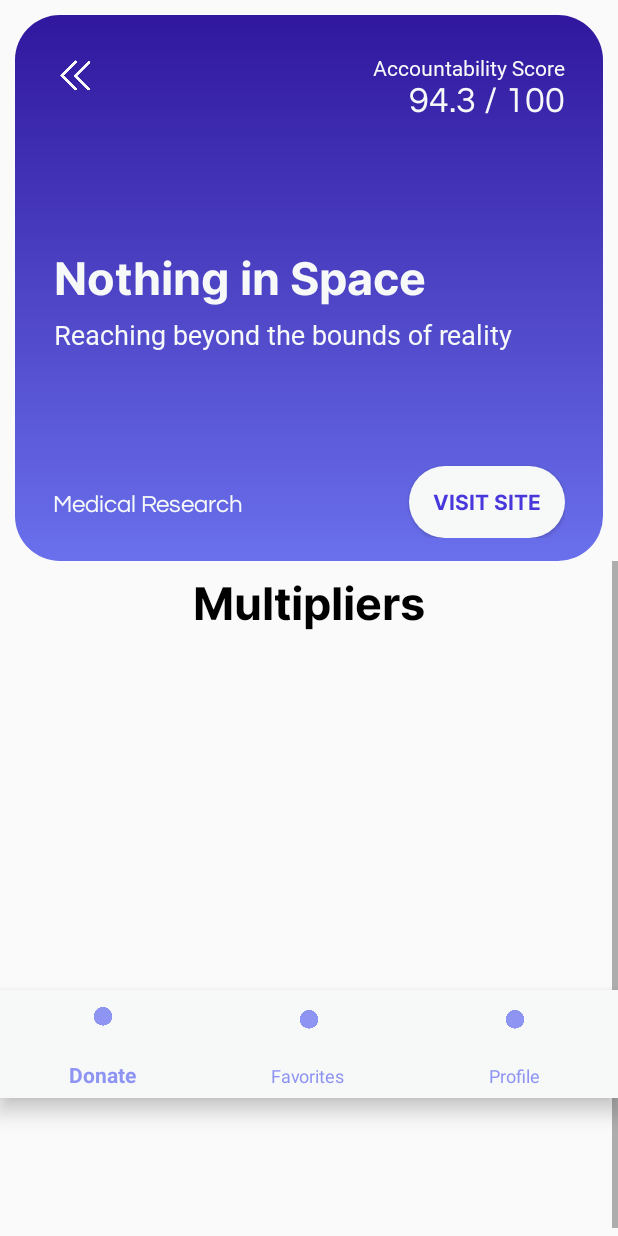
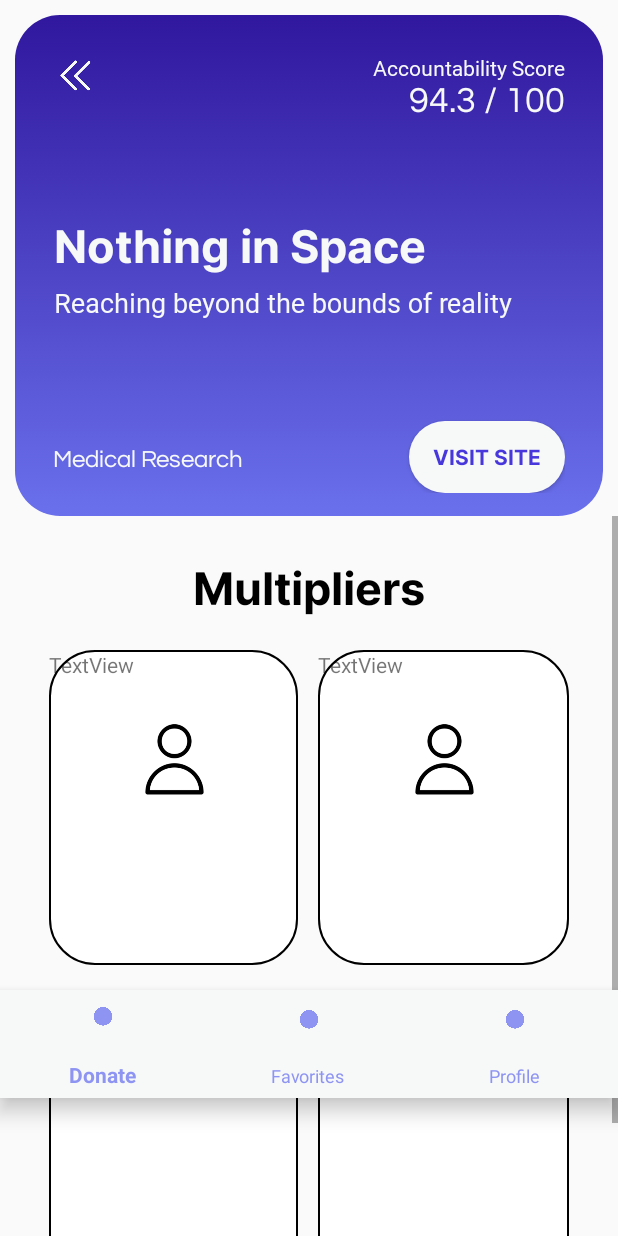
Before and after one commit to mulanz/dodoplier, an Android app: the OrganizationInfo screen opened directly, with no data from a screen before it, on a phone screen of 412 x 824 dp. Run offline under Robolectric (Android 15) with nearby library versions, the phone set to English and light mode, and no system bars.

Commit message:
profile list

```diff
--- /dev/null
+++ b/Dodoplier/app/src/main/res/drawable/circle_bg.xml
@@ -0,0 +1,14 @@
+<?xml version="1.0" encoding="utf-8"?>
+<selector xmlns:android="http://schemas.android.com/apk/res/android">
+    <shape xmlns:android="http://schemas.android.com/apk/res/android"
+        android:innerRadius="0dp"
+        android:shape="ring"
+        android:thicknessRatio="1.9"
+        android:useLevel="false" >
+        <solid android:color="@android:color/transparent" />
+
+        <stroke
+            android:width="10dp"
+            android:color="@android:color/white" />
+    </shape>
+</selector>
--- a/Dodoplier/app/src/main/res/drawable/org_info_list_bg.xml
+++ b/Dodoplier/app/src/main/res/drawable/org_info_list_bg.xml
@@ -3,8 +3,8 @@
     <item >
         <shape android:shape="rectangle"  >
             <corners android:radius="30dip" />
-            <stroke android:width="0dip" android:color="@color/black" />
-            <gradient android:angle="-45" android:startColor="#30179E" android:endColor="#6A70EC" />
+            <stroke android:width="1dip" android:color="@color/black" />
+            <gradient android:angle="-45" android:startColor="#FFFFFF" android:endColor="#FFFFFF" />
         </shape>
     </item>
 </selector>
--- a/Dodoplier/app/src/main/res/layout/activity_organization_info.xml
+++ b/Dodoplier/app/src/main/res/layout/activity_organization_info.xml
@@ -48,7 +48,7 @@
             app:layout_constraintBottom_toBottomOf="parent"
             app:layout_constraintStart_toStartOf="parent"
             app:layout_constraintTop_toTopOf="parent"
-            app:layout_constraintVertical_bias="0.458" />
+            app:layout_constraintVertical_bias="0.427" />
 
         <TextView
             android:id="@+id/orgPageCause"
@@ -125,7 +125,7 @@
     <androidx.constraintlayout.widget.ConstraintLayout
         android:id="@+id/constraintLayout4"
         android:layout_width="match_parent"
-        android:layout_height="450dp"
+        android:layout_height="480dp"
         app:layout_constraintBottom_toBottomOf="parent"
         app:layout_constraintEnd_toEndOf="parent"
         app:layout_constraintStart_toStartOf="parent">
@@ -139,32 +139,114 @@
             <LinearLayout
                 android:layout_width="match_parent"
                 android:layout_height="wrap_content"
-                android:orientation="vertical" >
+                android:orientation="vertical">
 
                 <TextView
                     android:id="@+id/textView6"
                     android:layout_width="match_parent"
-                    android:layout_height="56dp"
+                    android:layout_height="69dp"
                     android:fontFamily="@font/inter_bold"
-                    android:gravity="center"
+                    android:gravity="bottom|center_horizontal"
                     android:text="Multipliers"
                     android:textColor="#000000"
                     android:textSize="30sp" />
 
                 <androidx.constraintlayout.widget.ConstraintLayout
                     android:layout_width="match_parent"
-                    android:layout_height="249dp">
+                    android:layout_height="250dp"
+                    android:padding="20dp">
 
                     <androidx.constraintlayout.widget.ConstraintLayout
-                        android:layout_width="match_parent"
-                        android:layout_height="match_parent">
+                        android:id="@+id/constraintLayout5"
+                        android:layout_width="167dp"
+                        android:layout_height="match_parent"
+                        android:background="@drawable/org_info_list_bg"
+                        app:layout_constraintEnd_toEndOf="parent"
+                        app:layout_constraintHorizontal_bias="0.5"
+                        app:layout_constraintStart_toEndOf="@+id/constraintLayout6"
+                        app:layout_constraintTop_toTopOf="parent">
 
+                        <ImageView
+                            android:id="@+id/imageView2"
+                            android:layout_width="247dp"
+                            android:layout_height="147dp"
+                            android:src="@drawable/user"
+                            app:layout_constraintEnd_toEndOf="parent"
+                            app:layout_constraintStart_toStartOf="parent"
+                            app:layout_constraintTop_toTopOf="parent" />
+
+                        <TextView
+                            android:id="@+id/textView9"
+                            android:layout_width="wrap_content"
+                            android:layout_height="wrap_content"
+                            android:text="TextView"
+                            tools:layout_editor_absoluteX="50dp"
+                            tools:layout_editor_absoluteY="156dp" />
+                    </androidx.constraintlayout.widget.ConstraintLayout>
+
+                    <androidx.constraintlayout.widget.ConstraintLayout
+                        android:id="@+id/constraintLayout6"
+                        android:layout_width="166dp"
+                        android:layout_height="match_parent"
+                        android:background="@drawable/org_info_list_bg"
+                        app:layout_constraintEnd_toStartOf="@+id/constraintLayout5"
+                        app:layout_constraintHorizontal_bias="0.5"
+                        app:layout_constraintStart_toStartOf="parent"
+                        app:layout_constraintTop_toTopOf="parent">
+
+                        <ImageView
+                            android:id="@+id/imageView"
+                            android:layout_width="247dp"
+                            android:layout_height="147dp"
+                            android:src="@drawable/user"
+                            app:layout_constraintEnd_toEndOf="parent"
+                            app:layout_constraintStart_toStartOf="parent"
+                            app:layout_constraintTop_toTopOf="parent" />
+
+                        <TextView
+                            android:id="@+id/textView8"
+                            android:layout_width="wrap_content"
+                            android:layout_height="wrap_content"
+                            android:text="TextView"
+                            tools:layout_editor_absoluteX="32dp"
+                            tools:layout_editor_absoluteY="149dp" />
                     </androidx.constraintlayout.widget.ConstraintLayout>
                 </androidx.constraintlayout.widget.ConstraintLayout>
 
                 <androidx.constraintlayout.widget.ConstraintLayout
                     android:layout_width="match_parent"
-                    android:layout_height="150dp">
+                    android:layout_height="match_parent">
+
+                </androidx.constraintlayout.widget.ConstraintLayout>
+
+                <androidx.constraintlayout.widget.ConstraintLayout
+                    android:layout_width="match_parent"
+                    android:layout_height="250dp"
+                    android:padding="20dp">
+
+                    <androidx.constraintlayout.widget.ConstraintLayout
+                        android:id="@+id/constraintLayout7"
+                        android:layout_width="167dp"
+                        android:layout_height="match_parent"
+                        android:background="@drawable/org_info_list_bg"
+                        app:layout_constraintEnd_toEndOf="parent"
+                        app:layout_constraintHorizontal_bias="0.5"
+                        app:layout_constraintStart_toEndOf="@+id/constraintLayout8"
+                        app:layout_constraintTop_toTopOf="parent">
+
+                    </androidx.constraintlayout.widget.ConstraintLayout>
+
+                    <androidx.constraintlayout.widget.ConstraintLayout
+                        android:id="@+id/constraintLayout8"
+                        android:layout_width="166dp"
+                        android:layout_height="match_parent"
+                        android:background="@drawable/org_info_list_bg"
+                        app:layout_constraintEnd_toStartOf="@+id/constraintLayout7"
+                        app:layout_constraintHorizontal_bias="0.5"
+                        app:layout_constraintStart_toStartOf="parent"
+                        app:layout_constraintTop_toTopOf="parent">
+
+                    </androidx.constraintlayout.widget.ConstraintLayout>
 
                 </androidx.constraintlayout.widget.ConstraintLayout>
             </LinearLayout>
```
Also changed, not shown: Dodoplier/app/src/main/res/drawable/joebobsmithprofilepic.png (added).
